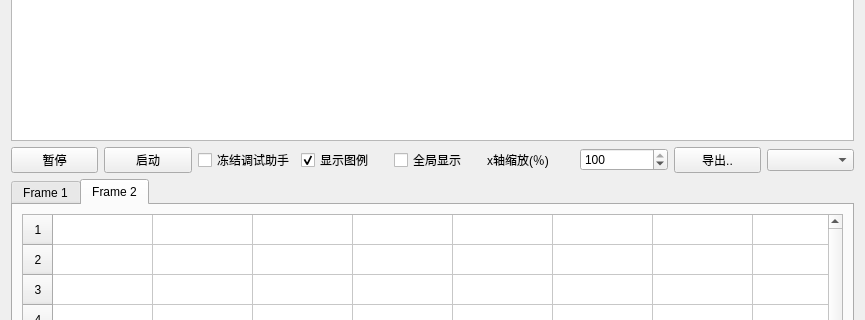
First picture: the form in GUI/widget_wfv.ui, repository MarkVimy/RP2020_Tool, before the edit; both pictures show x 0 to 865 and y 154 to 474 of the 865 by 584 pixel window.
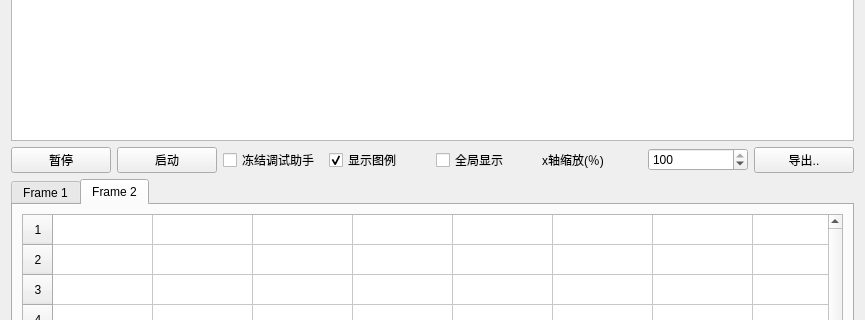
Second picture: the form after the edit.

Diff of the .ui file:
```diff
--- a/GUI/widget_wfv.ui
+++ b/GUI/widget_wfv.ui
@@ -359,9 +359,6 @@
        </property>
       </widget>
      </item>
-     <item>
-      <widget class="QComboBox" name="comboBox_varlist"/>
-     </item>
     </layout>
    </item>
   </layout>
```
